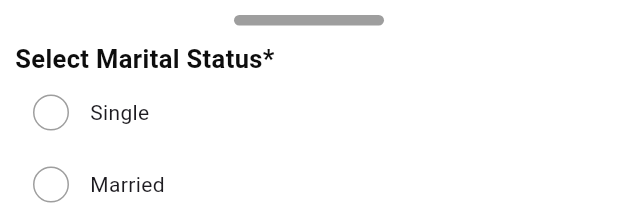
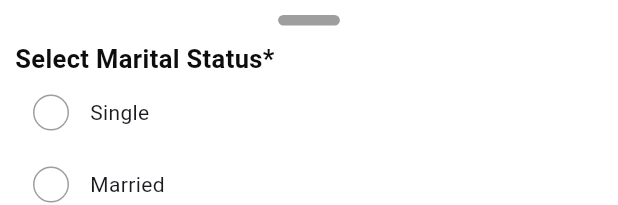
Before and after one commit to santoshsharma9757/nikah_forever_assingment, a Flutter app: the CommonBottomSheet widget shown alone on an empty page, opened directly with empty values, on a phone screen of 412 x 824 dp. Shown: the top 205 px of the screen. Run offline on Flutter 3.47's test engine with Material 3 defaults, Android fonts, the phone set to English and light mode, and no system bars; our stand-ins replace pinput.

Commit message:
code optimize little bit

```diff
--- a/lib/core/common_widgets/common_sheet.dart
+++ b/lib/core/common_widgets/common_sheet.dart
@@ -1,4 +1,5 @@
 import 'package:flutter/material.dart';
+import 'package:nikah_forever_assignment/core/extensions/app_extensions.dart';
 import 'package:nikah_forever_assignment/features/auth/presentation/components/social_details/multi_selection.dart';
 import 'package:nikah_forever_assignment/features/auth/view_model/auth_viewmodel.dart';
 import 'package:provider/provider.dart';
@@ -34,7 +35,7 @@ class _CommonBottomSheetState extends State<CommonBottomSheet> {
               Align(
                 alignment: Alignment.topCenter,
                 child: Container(
-                  width: 100,
+                  width: context.screenWidth*0.1,
                   height: 7,
                   decoration: BoxDecoration(
                     color: Colors.grey,
@@ -44,7 +45,7 @@ class _CommonBottomSheetState extends State<CommonBottomSheet> {
               ),
               const SizedBox(height: 10),
               SizedBox(
-                height: 300,
+                height:  context.screenHeight*0.3,
                 child: PageView(
                   controller: _pageController,
                   physics: const NeverScrollableScrollPhysics(),
```
